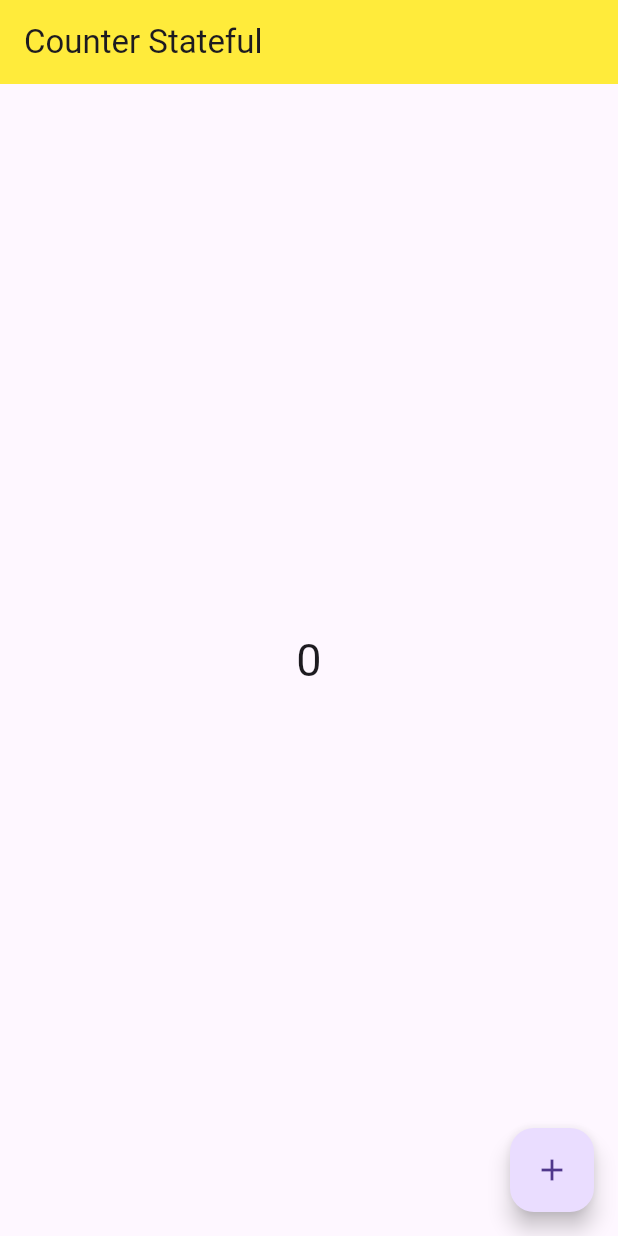
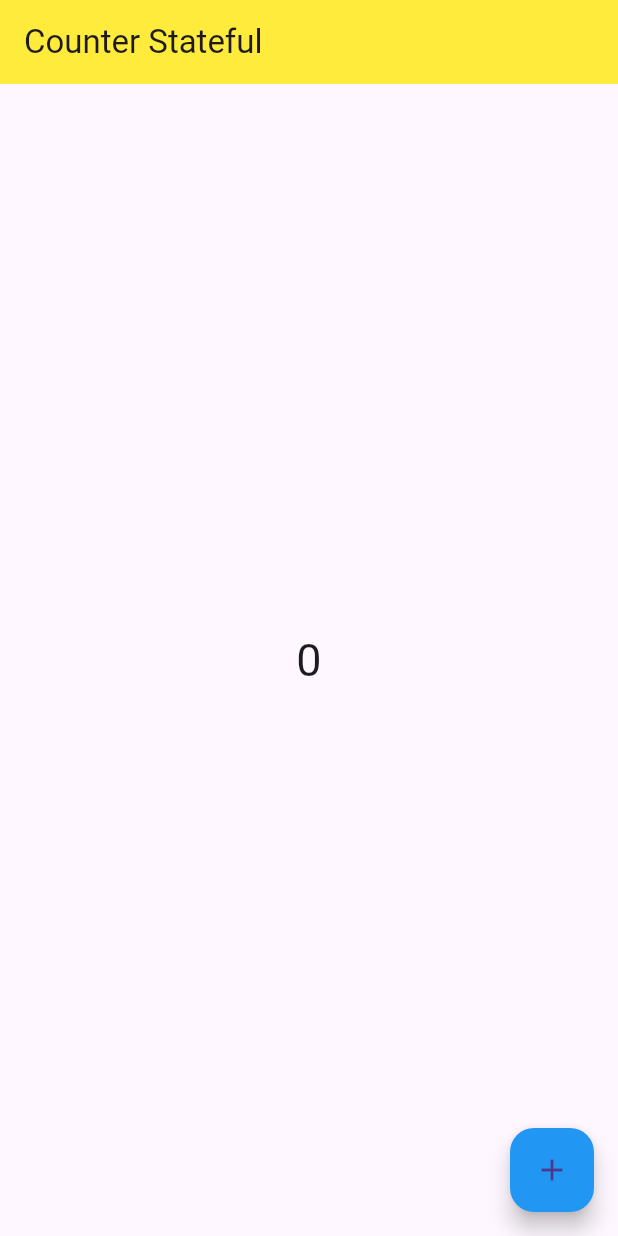
Before and after one commit to JoshuaMusyoki/6-Month-Rule---Android-Development, a Flutter app: the screen it shows after launch, on a phone screen of 412 x 824 dp. Run offline on Flutter 3.47's test engine with Material 3 defaults, Android fonts, the phone set to English and light mode, and no system bars.

Commit message:
Stateless vs Stateful Widgets

```diff
--- a/Flutter-Mobile/chat_app/lib/counter_stateful_demo.dart
+++ b/Flutter-Mobile/chat_app/lib/counter_stateful_demo.dart
@@ -1,7 +1,9 @@
 import 'package:flutter/material.dart';
 
 class CounterStateful extends StatefulWidget {
-  const CounterStateful({super.key});
+  Color buttonColor;
+
+  CounterStateful({Key? key, required this.buttonColor}) : super(key:key);
 
   @override
   State<CounterStateful> createState() {
@@ -27,6 +29,7 @@ class _CounterStatefulState extends State<CounterStateful> {
         title: Text("Counter Stateful"),
       ),
       floatingActionButton: FloatingActionButton(
+        backgroundColor: widget.buttonColor,
         child: Icon(Icons.add),
         onPressed: (){
           increment();
--- a/Flutter-Mobile/chat_app/lib/main.dart
+++ b/Flutter-Mobile/chat_app/lib/main.dart
@@ -12,14 +12,15 @@ class ChatApp extends StatelessWidget {
 
   @override
   Widget build(BuildContext context) {
+    Color buttonColors = Colors.blue;
     return  MaterialApp(
-      title: "Flutter Chat App",
+      title: "Chat App",
       theme: ThemeData(primarySwatch: Colors.yellow,
         appBarTheme: const AppBarTheme(
           backgroundColor: Colors.yellow,
         ),
       ),
-      home: CounterStateful()
+      home: CounterStateful(buttonColor: Colors.blue)
     );
   }
 
```
